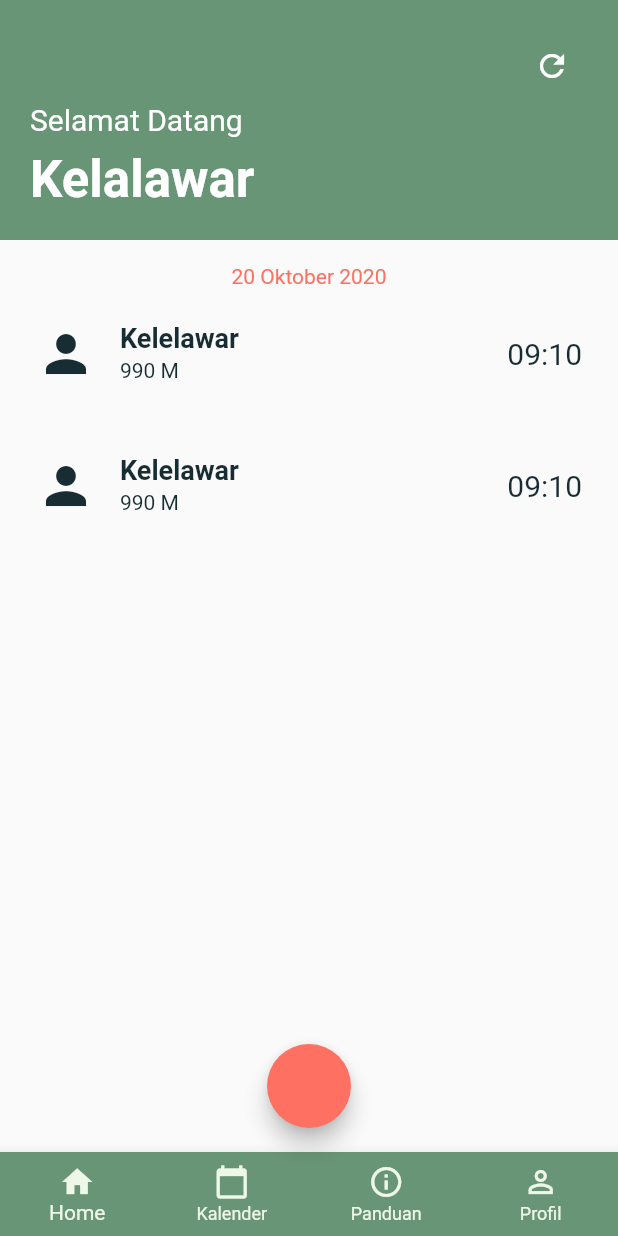
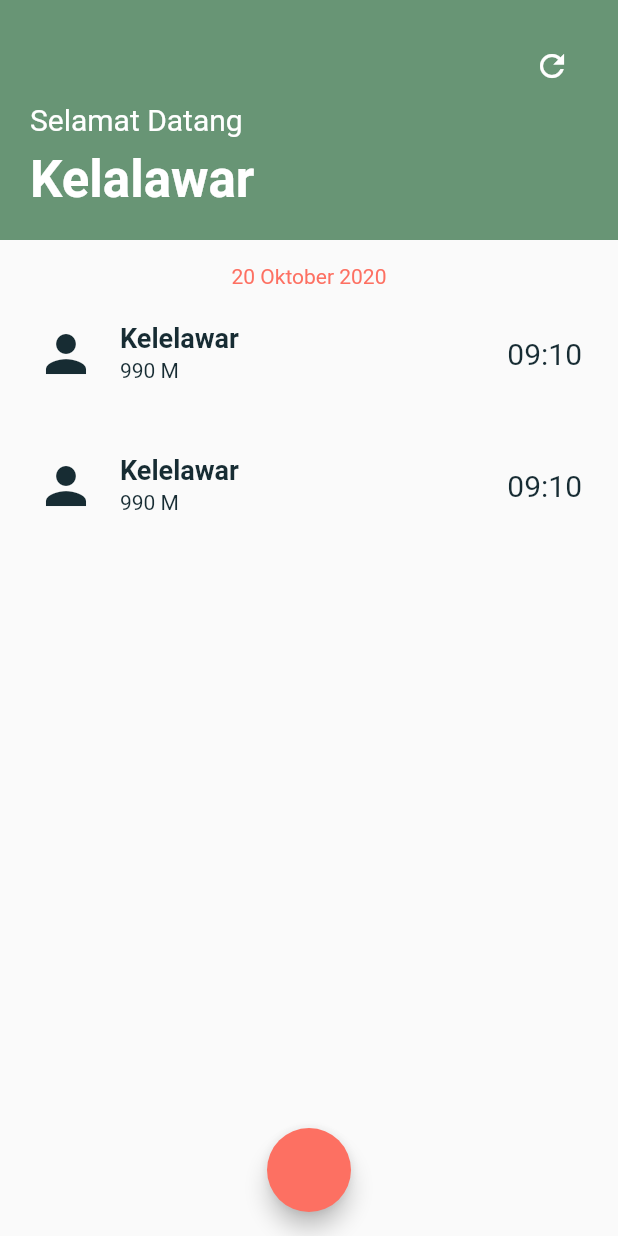
Before and after one commit to RafiIzzatulRizquFaris/penerangan_kops, a Flutter app: the screen it shows after launch, on a phone screen of 412 x 824 dp. Run offline on Flutter 3.47's test engine with Material 2 defaults, Android fonts, the light colour scheme and no system bars; our stand-ins replace animated_text_kit, rflutter_alert, shared_preferences.

Commit message:
remove navbottom

```diff
--- a/lib/home.dart
+++ b/lib/home.dart
@@ -130,18 +130,7 @@ class _HomeState extends State<Home> {
           )),
         ],
       ),
-      bottomNavigationBar: BottomNavigationBar(
-        type: BottomNavigationBarType.fixed,
-        backgroundColor: AppColor().accentColor,
-        selectedItemColor: AppColor().primaryColor,
-        unselectedItemColor: AppColor().primaryColor,
-        items: [
-          BottomNavigationBarItem(icon: Icon(Icons.home), title: Text("Home")),
-          BottomNavigationBarItem(icon: Icon(Icons.calendar_today), title: Text("Kalender")),
-          BottomNavigationBarItem(icon: Icon(Icons.info_outline), title: Text("Panduan")),
-          BottomNavigationBarItem(icon: Icon(Icons.person_outline), title: Text("Profil")),
-        ],
-      ),
+
       floatingActionButton: FloatingActionButton(onPressed: null,backgroundColor: AppColor().redColor,),
       floatingActionButtonLocation: FloatingActionButtonLocation.centerFloat,
     );
```
